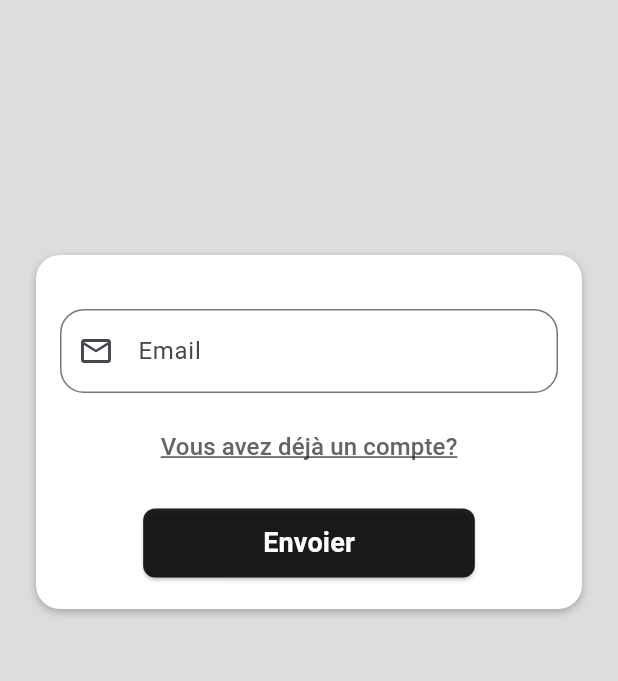
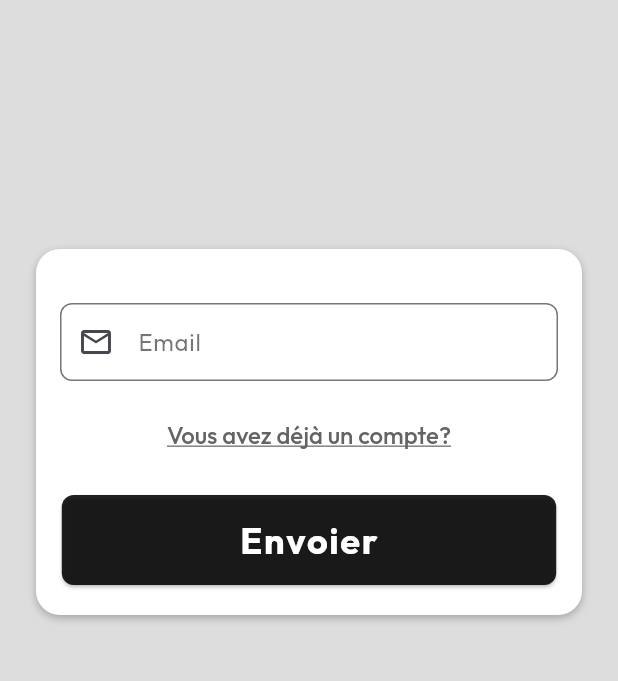
Before and after one commit to chedy256/PFA, a Flutter app: the screen it shows after launch, after a tap on "Mot de passe oubliée?", on a phone screen of 412 x 824 dp, the part 186-867 px from its top. Run offline on Flutter 3.47's test engine with Material 3 defaults, Android fonts, the phone set to English and light mode, and no system bars; our stand-ins replace firebase_auth, firebase_core, flutter_riverpod, font_awesome_flutter, google_sign_in; accounts and stored records are empty.

Commit message:
feat: Update font usage across the application and adjust text styles for consistency

```diff
--- a/frontend/lib/core/theme/app_fonts.dart
+++ b/frontend/lib/core/theme/app_fonts.dart
@@ -1,7 +1,4 @@
 final class AppFonts {
   const AppFonts._();
-  static const String manrope = 'Manrope';
-  static const String dreamOrphanage = 'DreamOrphanage';
-  static const String chrisye = 'Chrisye';
-  static const String rethinkSans = 'RethinkSans';
+  static const String outfit = 'Outfit';
 }
--- a/frontend/lib/features/auth/auth_page.dart
+++ b/frontend/lib/features/auth/auth_page.dart
@@ -1,9 +1,11 @@
+import 'package:flutter/foundation.dart';
 import 'package:flutter/material.dart';
 import 'package:flutter_riverpod/flutter_riverpod.dart';
 import 'package:pfa/core/providers/auth_provider.dart';
-import 'package:pfa/core/theme/app_colors.dart';
 import 'package:pfa/features/auth/widgets/auth_widgets.dart';
 import 'package:pfa/core/utils/validators.dart';
+
+import '../../core/theme/app_fonts.dart';
 
 class AuthPage extends ConsumerStatefulWidget {
   const AuthPage({super.key});
@@ -68,6 +70,9 @@ class _AuthPageState extends ConsumerState<AuthPage> {
     // Listen for Authentication Errors
     ref.listen(authProvider, (previous, next) {
       if (next.hasError) {
+        if (kDebugMode) {
+          print('Authentication Error: ${next.error}');
+        }
         ScaffoldMessenger.of(context).showSnackBar(
           SnackBar(
             content: Text(next.error?.toString() ?? 'An error occurred'),
@@ -80,32 +85,18 @@ class _AuthPageState extends ConsumerState<AuthPage> {
     final authState = ref.watch(authProvider);
 
     return Scaffold(
-      backgroundColor: AppColors.background,
+      backgroundColor: Colors.white,
       body: SafeArea(
         child: Center(
           child: SingleChildScrollView(
-            child: Container(
-              padding: const EdgeInsets.fromLTRB(16, 12, 16, 20),
-              margin: const EdgeInsets.symmetric(horizontal: 24),
-              decoration: BoxDecoration(
-                color: Colors.white,
-                borderRadius: BorderRadius.circular(16),
-                boxShadow: const [
-                  BoxShadow(
-                    color: Colors.black26,
-                    blurRadius: 4,
-                    offset: Offset(0, 2),
-                  ),
-                ],
-              ),
-              alignment: Alignment.center,
+            child: Padding(
+              padding: const EdgeInsets.symmetric(horizontal: 18),
               child: Form(
                 key: _formKey,
                 child: Column(
                   mainAxisSize: MainAxisSize.min,
                   children: [
-                    Container(
-                      alignment: Alignment.topCenter,
+                    SizedBox(
                       height: 100,
                       child: Center(
                         child: Image(
@@ -113,14 +104,14 @@ class _AuthPageState extends ConsumerState<AuthPage> {
                         ),
                       ),
                     ),
-                    const SizedBox(height: 16),
+                    const SizedBox(height: 24),
                     RoleSelector(
                       onRoleChanged: (role) {
                         _selectedRole = role;
                       },
                     ),
                     const SizedBox(height: 16),
-                    if (!_isLogin) ...[
+                    if (!_isLogin)
                       Row(
                         spacing: 16,
                         mainAxisAlignment: MainAxisAlignment.spaceBetween,
@@ -129,7 +120,6 @@ class _AuthPageState extends ConsumerState<AuthPage> {
                           Expanded(child: nameInputField(label: 'Nom')),
                         ],
                       ),
-                    ],
                     const SizedBox(height: 16),
                     emailInputField(controller: _emailController),
                     const SizedBox(height: 16),
@@ -159,6 +149,7 @@ class _AuthPageState extends ConsumerState<AuthPage> {
                                 child: const Text(
                                   'Mot de passe oubliée?',
                                   style: TextStyle(
+                                    fontFamily: AppFonts.outfit,
                                     decoration: TextDecoration.underline,
                                     color: Colors.black54,
                                   ),
@@ -186,6 +177,7 @@ class _AuthPageState extends ConsumerState<AuthPage> {
                             ? "Vous n'avez pas de compte?"
                             : "Vous avez déjà un compte?",
                         style: const TextStyle(
+                          fontFamily: AppFonts.outfit,
                           fontSize: 16,
                           decoration: TextDecoration.underline,
                           color: Color.fromARGB(255, 100, 100, 100),
@@ -194,6 +186,7 @@ class _AuthPageState extends ConsumerState<AuthPage> {
                     ),
                     const SizedBox(height: 18),
                     callToActionButton(
+                      context,
                       _isLogin ? 'Se Connecter' : 'S\'inscrire',
                       _submit,
                       isLoading: authState.isLoading,
--- a/frontend/lib/features/auth/forgot_pass_screen.dart
+++ b/frontend/lib/features/auth/forgot_pass_screen.dart
@@ -1,6 +1,8 @@
 import 'package:flutter/material.dart';
 import 'package:pfa/core/theme/app_colors.dart';
 import 'package:pfa/features/auth/widgets/auth_widgets.dart';
+
+import '../../core/theme/app_fonts.dart';
 
 class ForgotPassScreen extends StatefulWidget {
   const ForgotPassScreen({super.key});
@@ -54,11 +56,12 @@ class _ForgotPassScreenState extends State<ForgotPassScreen> {
                         const SizedBox(height: 12),
                         TextButton(
                           onPressed: () {
-                            Navigator.pushNamed(context, '/login');
+                            Navigator.popAndPushNamed(context, '/login');
                           },
                           child: const Text(
                             "Vous avez déjà un compte?",
                             style: TextStyle(
+                              fontFamily: AppFonts.outfit,
                               fontSize: 16,
                               decoration: TextDecoration.underline,
                               color: Color.fromARGB(255, 100, 100, 100),
@@ -66,8 +69,8 @@ class _ForgotPassScreenState extends State<ForgotPassScreen> {
                           ),
                         ),
                         const SizedBox(height: 16),
-                        callToActionButton('Envoier', () {
-                          (){};
+                        callToActionButton(context, 'Envoier', () {
+                          () {};
                         }),
                       ],
                     ),
--- a/frontend/lib/features/auth/widgets/auth_widgets.dart
+++ b/frontend/lib/features/auth/widgets/auth_widgets.dart
@@ -1,6 +1,7 @@
 import 'package:flutter/material.dart';
 import 'package:font_awesome_flutter/font_awesome_flutter.dart';
 import 'package:pfa/core/theme/app_colors.dart';
+import 'package:pfa/core/theme/app_text_styles.dart';
 import 'package:pfa/core/utils/validators.dart';
 
 class RoleSelector extends StatefulWidget {
@@ -21,12 +22,13 @@ class _RoleSelectorState extends State<RoleSelector> {
   @override
   Container build(BuildContext context) {
     return Container(
-      padding: const EdgeInsets.all(4),
+      padding: const EdgeInsets.all(6),
       decoration: BoxDecoration(
         color: AppColors.background, // Light grey background for the container
-        borderRadius: BorderRadius.circular(12),
+        borderRadius: BorderRadius.circular(8),
       ),
       child: Row(
+        spacing: 4,
         mainAxisAlignment: MainAxisAlignment.spaceBetween,
         children: _roles.map((role) {
           final isSelected = _selectedRole == role;
@@ -51,13 +53,13 @@ class _RoleSelectorState extends State<RoleSelector> {
                   decoration: isSelected
                       ? BoxDecoration(
                           color: Colors.white,
-                          borderRadius: BorderRadius.circular(10),
+                          borderRadius: BorderRadius.circular(6),
                         )
                       : null,
                   child: Text(
                     role,
                     style: TextStyle(
-                      fontSize: 14,
+                      fontSize: 16,
                       fontWeight: isSelected
                           ? FontWeight.bold
                           : FontWeight.w500,
@@ -105,10 +107,10 @@ class _PasswordInputFieldState extends State<_PasswordInputField> {
   @override
   Widget build(BuildContext context) {
     return TextFormField(
+      cursorColor: Colors.grey,
       controller: widget.controller,
       decoration: InputDecoration(
         labelText: widget.label,
-        border: OutlineInputBorder(borderRadius: BorderRadius.circular(16)),
         prefixIcon: const Icon(Icons.lock_outline_rounded),
         suffixIcon: Padding(
           padding: const EdgeInsets.only(right: 8.0),
@@ -134,10 +136,10 @@ class _PasswordInputFieldState extends State<_PasswordInputField> {
 
 TextFormField emailInputField({TextEditingController? controller}) =>
     TextFormField(
+      cursorColor: Colors.grey,
       controller: controller,
       decoration: InputDecoration(
         labelText: 'Email',
-        border: OutlineInputBorder(borderRadius: BorderRadius.circular(16)),
         prefixIcon: const Icon(Icons.email_outlined),
       ),
       keyboardType: TextInputType.emailAddress,
@@ -148,10 +150,10 @@ TextFormField nameInputField({
   TextEditingController? controller,
   String? label,
 }) => TextFormField(
+  cursorColor: Colors.grey,
   controller: controller,
   decoration: InputDecoration(
     labelText: label ?? 'Nom',
-    border: OutlineInputBorder(borderRadius: BorderRadius.circular(16)),
     prefixIcon: const Icon(Icons.person_outline_rounded),
   ),
   textInputAction: TextInputAction.next,
@@ -165,14 +167,13 @@ Column quickLoginOptions({
   return Column(
     children: [
       Row(
-        mainAxisAlignment: MainAxisAlignment.center,
+        mainAxisAlignment: MainAxisAlignment.spaceEvenly,
         children: [
           SocialLoginButton(
             icon: FontAwesomeIcons.google,
             color: Colors.red,
             onTap: onGoogleTap,
           ),
-          const SizedBox(width: 24),
           SocialLoginButton(
             icon: FontAwesomeIcons.microsoft,
             color: const Color(0xFF0072C6),
@@ -180,7 +181,7 @@ Column quickLoginOptions({
           ),
         ],
       ),
-      const SizedBox(height: 24),
+      const SizedBox(height: 20),
     ],
   );
 }
@@ -204,7 +205,7 @@ class SocialLoginButton extends StatelessWidget {
       borderRadius: BorderRadius.circular(16),
       child: Container(
         height: 70,
-        width: 70,
+        width: 100,
         alignment: Alignment.center,
         decoration: BoxDecoration(
           color: Colors.white,
@@ -218,21 +219,25 @@ class SocialLoginButton extends StatelessWidget {
             ),
           ],
         ),
-        child: FaIcon(icon, size: 32, color: color),
+        child: FaIcon(icon, size: 36, color: color),
       ),
     );
   }
 }
 
 ElevatedButton callToActionButton(
+  BuildContext context,
   String text,
   VoidCallback onPressed, {
   bool isLoading = false,
-}) => ElevatedButton(
+}) {
+  final double targetWidth = (MediaQuery.of(context).size.width * 0.8).clamp(250.0, 450.0);
+
+  return ElevatedButton(
     onPressed: isLoading ? null : onPressed,
     style: ElevatedButton.styleFrom(
+      fixedSize: Size(targetWidth, 60),
       backgroundColor: Colors.black87,
-    padding: const EdgeInsets.symmetric(horizontal: 80, vertical: 10),
       shape: RoundedRectangleBorder(borderRadius: BorderRadius.circular(8)),
     ),
     child: isLoading
@@ -243,10 +248,7 @@ ElevatedButton callToActionButton(
           )
         : Text(
             text,
-          style: const TextStyle(
-            fontSize: 18,
-            color: Colors.white,
-            fontWeight: FontWeight.bold,
-          ),
+            style: AppTextStyles.callToActionButton,
           ),
   );
+}
--- a/frontend/lib/main.dart
+++ b/frontend/lib/main.dart
@@ -1,15 +1,14 @@
 import 'package:flutter/material.dart';
 import 'package:flutter_riverpod/flutter_riverpod.dart';
 import 'package:firebase_core/firebase_core.dart';
+import 'core/theme/app_fonts.dart';
 import 'firebase_options.dart';
 import 'package:pfa/features/auth/auth_page.dart';
 import 'package:pfa/features/auth/forgot_pass_screen.dart';
 
 void main() async {
   WidgetsFlutterBinding.ensureInitialized();
-  await Firebase.initializeApp(
-    options: DefaultFirebaseOptions.currentPlatform,
-  );
+  await Firebase.initializeApp(options: DefaultFirebaseOptions.currentPlatform);
   runApp(const ProviderScope(child: MyApp()));
 }
 
@@ -24,6 +23,39 @@ class _MyAppState extends State<MyApp> {
   @override
   Widget build(BuildContext context) {
     return MaterialApp(
+      theme: ThemeData(
+        useMaterial3: true,
+        fontFamily: AppFonts.outfit,
+        textButtonTheme: TextButtonThemeData(
+          style: TextButton.styleFrom(
+            foregroundColor: Colors.grey,
+            textStyle: const TextStyle(
+              fontFamily: AppFonts.outfit,
+              fontSize: 14,
+              fontWeight: FontWeight.w500,
+            ),
+          ),
+        ),
+        inputDecorationTheme: InputDecorationTheme(
+          contentPadding: const EdgeInsets.all(14),
+          border: OutlineInputBorder(borderRadius: BorderRadius.circular(8)),
+          labelStyle: const TextStyle(
+            fontFamily: AppFonts.outfit,
+            fontSize: 16,
+            color: Colors.black54,
+          ),
+          errorStyle: const TextStyle(
+            fontFamily: AppFonts.outfit,
+            fontSize: 14,
+            color: Colors.red,
+          ),
+          suffixIconColor: Colors.black87,
+          focusedBorder: OutlineInputBorder(
+            borderRadius: BorderRadius.circular(8),
+            borderSide: const BorderSide(color: Colors.blue, width: 2),
+          ),
+        ),
+      ),
       debugShowCheckedModeBanner: false,
       title: 'ISIMM Internship Management',
       initialRoute: '/login',
```
Also changed, not shown: frontend/lib/core/theme/app_text_styles.dart (+3 -89 lines), frontend/pubspec.yaml (+18 -1 lines), frontend/assets/fonts/Outfit/Outfit-Black.ttf (added), frontend/assets/fonts/Outfit/Outfit-Bold.ttf (added), frontend/assets/fonts/Outfit/Outfit-ExtraBold.ttf (added), frontend/assets/fonts/Outfit/Outfit-ExtraLight.ttf (added), frontend/assets/fonts/Outfit/Outfit-Light.ttf (added), frontend/assets/fonts/Outfit/Outfit-Medium.ttf (added), frontend/assets/fonts/Outfit/Outfit-Regular.ttf (added), frontend/assets/fonts/Outfit/Outfit-SemiBold.ttf (added), frontend/assets/fonts/Outfit/Outfit-Thin.ttf (added), frontend/pubspec.lock. Lines whose indentation alone changed are shown as unchanged.
